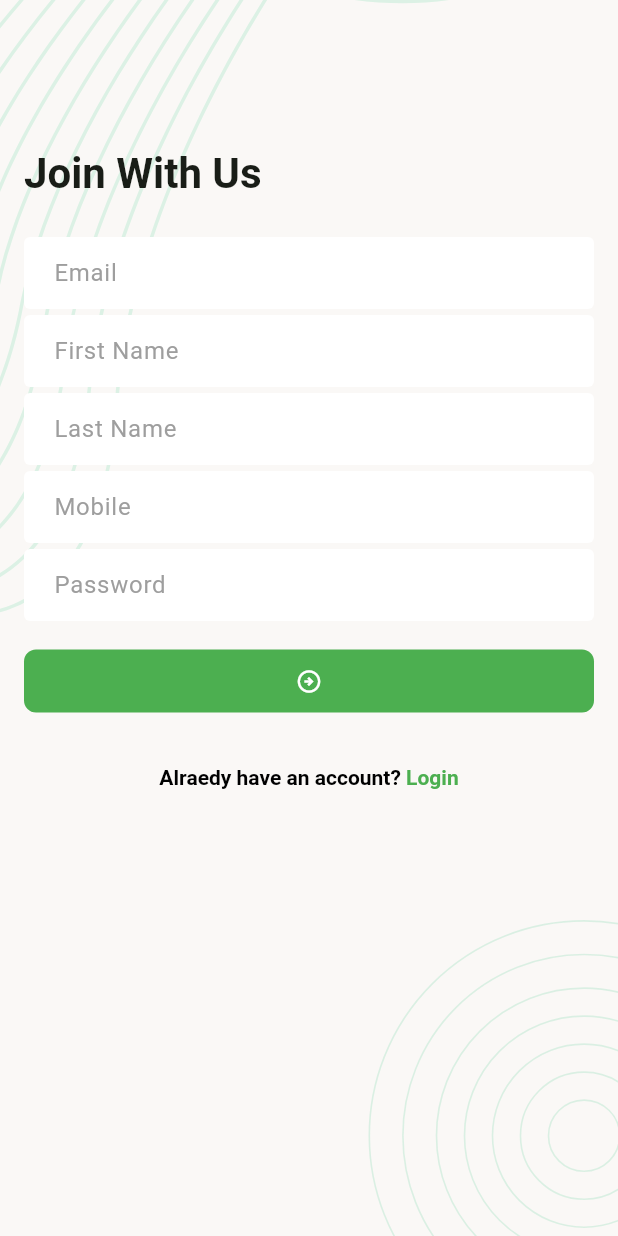
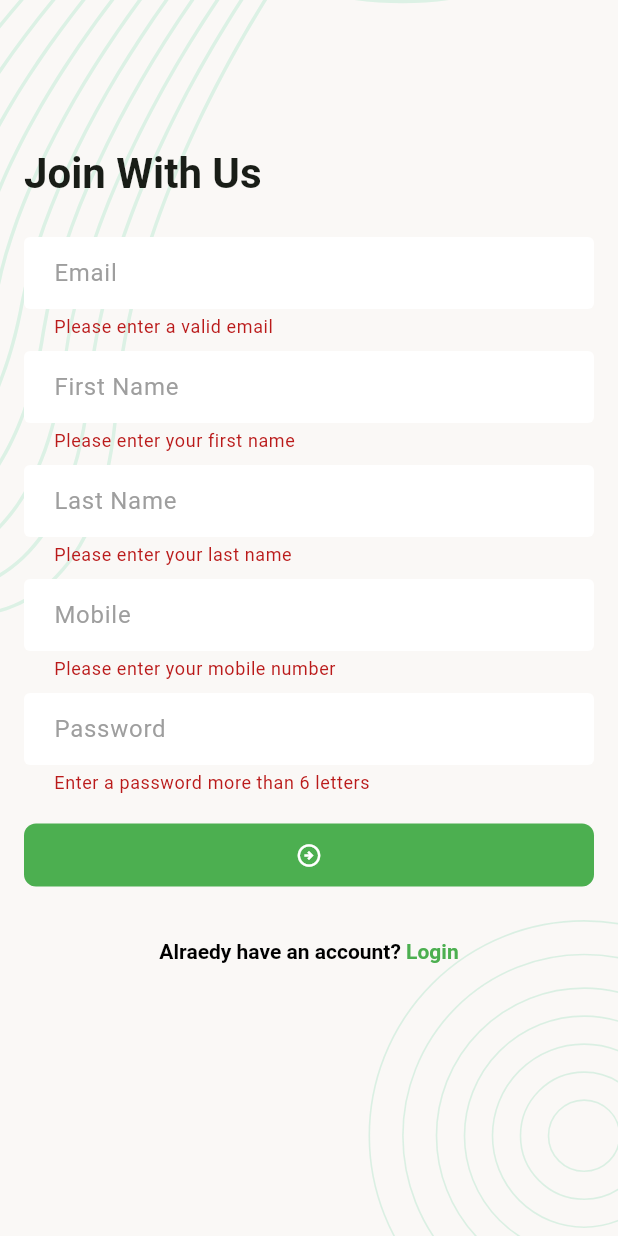
Before and after one commit to AyazM2H/task-manager-app-with-provider, a Flutter app: the SignUpScreen screen opened directly, after a tap on the "arrow circle right" icon, on a phone screen of 412 x 824 dp. Run offline on Flutter 3.47's test engine with Material 3 defaults, Android fonts, the phone set to English and light mode, and no system bars; our stand-ins replace email_validator, flutter_svg, image_picker, logger, pin_code_fields.

```diff
--- /dev/null
+++ b/lib/data/utils/urls.dart
@@ -0,0 +1,7 @@
+class Urls{
+
+  static const String _baseUrl = 'http://35.73.30.144:2005/api/v1';
+  static const String regitrationUrl = '$_baseUrl/Registration';
+  static const String loginnUrl = '$_baseUrl/Login';
+
+}
--- a/lib/ui/screens/sign_up_screen.dart
+++ b/lib/ui/screens/sign_up_screen.dart
@@ -1,6 +1,12 @@
+import 'package:email_validator/email_validator.dart';
 import 'package:flutter/gestures.dart';
 import 'package:flutter/material.dart';
+import 'package:taskmanager/data/services/api_caller.dart';
+import 'package:taskmanager/data/utils/urls.dart';
 import 'package:taskmanager/ui/widgets/screen_background.dart';
+import 'package:taskmanager/ui/widgets/snack_bar_msg.dart';
+
+import '../widgets/center_progress_indicator.dart';
 
 class SignUpScreen extends StatefulWidget {
   const SignUpScreen({super.key});
@@ -18,6 +24,8 @@ class _SignUpScreenState extends State<SignUpScreen> {
   TextEditingController _passwordTEControler = TextEditingController();
   final GlobalKey<FormState> _formKey = GlobalKey<FormState>();
 
+  bool signUpInProgress = false;
+
   @override
   Widget build(BuildContext context) {
     return Scaffold(
@@ -27,6 +35,7 @@ class _SignUpScreenState extends State<SignUpScreen> {
             padding: const EdgeInsets.all(16),
             child: Form(
               key: _formKey,
+              autovalidateMode: AutovalidateMode.onUserInteraction,
               child: Column(
                 crossAxisAlignment: CrossAxisAlignment.start,
                 children: [
@@ -36,45 +45,82 @@ class _SignUpScreenState extends State<SignUpScreen> {
 
                   TextFormField(
                     controller: _emailTEControler,
+                    textInputAction: TextInputAction.next,
                     decoration: InputDecoration(
                       hintText: 'Email',
                     ),
+                    validator: (String? value){
+                      String input = value ?? '';
+                      if(EmailValidator.validate(input) == false){
+                        return 'Please enter a valid email';
+                      }
+                      return null;
+                    }
                   ),
-                  const SizedBox(height: 4,),
+                  const SizedBox(height: 8,),
                   TextFormField(
                     controller: _fnameTEControler,
-                    obscureText: true,
+                      textInputAction: TextInputAction.next,
                     decoration: InputDecoration(
                       hintText: 'First Name',
                     ),
+                      validator: (String? value){
+                        if(value?.trim().isEmpty ?? true){
+                          return 'Please enter your first name';
+                        }
+                        return null;
+                      }
                   ),
-                  const SizedBox(height: 4,),
+                  const SizedBox(height: 8,),
                   TextFormField(
                     controller: _lnameTEControler,
-                    obscureText: true,
+                      textInputAction: TextInputAction.next,
                     decoration: InputDecoration(
                       hintText: 'Last Name',
                     ),
+                      validator: (String? value){
+                        if(value?.trim().isEmpty ?? true){
+                          return 'Please enter your last name';
+                        }
+                        return null;
+                      }
                   ),
-                  const SizedBox(height: 4,),
+                  const SizedBox(height: 8,),
                   TextFormField(
                     controller: _mobileTEControler,
-                    obscureText: true,
+                      textInputAction: TextInputAction.next,
+                    keyboardType: TextInputType.phone,
                     decoration: InputDecoration(
                       hintText: 'Mobile',
                     ),
+                      validator: (String? value){
+                        if(value?.trim().isEmpty ?? true){
+                          return 'Please enter your mobile number';
+                        }
+                        return null;
+                      }
                   ),
-                  const SizedBox(height: 4,),
+                  const SizedBox(height: 8,),
                   TextFormField(
                     controller: _passwordTEControler,
                     obscureText: true,
                     decoration: InputDecoration(
                       hintText: 'Password',
                     ),
+                      validator: (String? value){
+                        if((value?.length ?? 0) <= 6){
+                          return 'Enter a password more than 6 letters';
+                        }
+                        return null;
+                      }
                   ),
                   const SizedBox(height: 16,),
-                  FilledButton(onPressed: (){},
-                      child: Icon(Icons.arrow_circle_right_outlined)),
+                  Visibility(
+                    visible: signUpInProgress == false,
+                    replacement: CenterProgressIndicator(),
+                    child: FilledButton(onPressed: _0nTapSubmitButton,
+                        child: Icon(Icons.arrow_circle_right_outlined)),
+                  ),
                   const SizedBox(height: 32,),
 
 
@@ -105,8 +151,45 @@ class _SignUpScreenState extends State<SignUpScreen> {
     );
   }
 
+  void _0nTapSubmitButton(){
+    if(_formKey.currentState!.validate()){
+      _signUp();
+    }
+  }
   void _onTapLoginButton(){
     Navigator.pop(context);
+  }
+
+  Future<void> _signUp() async{
+    signUpInProgress = true;
+    setState(() {});
+    Map<String, dynamic> requestBody = {
+      "email":_emailTEControler.text.trim(),
+      "firstName":_fnameTEControler.text.trim(),
+      "lastName":_lnameTEControler.text.trim(),
+      "mobile":_mobileTEControler.text.trim(),
+      "password":_passwordTEControler.text
+    };
+
+    final ApiResponse response = await ApiCaller.postRequest(
+      url: Urls.regitrationUrl,
+      body: requestBody
+    );
+    signUpInProgress = false;
+    setState(() {});
+    if(response.isSuccess){
+      _clearTextField();
+      showSnackBar(context, response.errorMessage!);
+    } else{
+      showSnackBar(context, response.errorMessage!);
+    }
+  }
+  void _clearTextField(){
+    _emailTEControler.clear();
+    _fnameTEControler.clear();
+    _lnameTEControler.clear();
+    _mobileTEControler.clear();
+    _passwordTEControler.clear();
   }
 
   @override
--- /dev/null
+++ b/lib/ui/widgets/snack_bar_msg.dart
@@ -0,0 +1,5 @@
+import 'package:flutter/material.dart';
+
+void showSnackBar(BuildContext context, String message){
+  ScaffoldMessenger.of(context).showSnackBar(SnackBar(content: Text(message)));
+}
--- a/pubspec.yaml
+++ b/pubspec.yaml
@@ -39,6 +39,7 @@ dependencies:
   image_picker: ^1.2.0
   http: ^1.5.0
   logger: ^2.6.1
+  email_validator: ^3.0.0
 
 dev_dependencies:
   flutter_test:
```
Also changed, not shown: lib/data/services/api_caller.dart (+18 -12 lines), lib/ui/screens/login_screen.dart (+55 -7 lines), lib/ui/widgets/center_progress_indicator.dart (added, +14 -0 lines), pubspec.lock.
